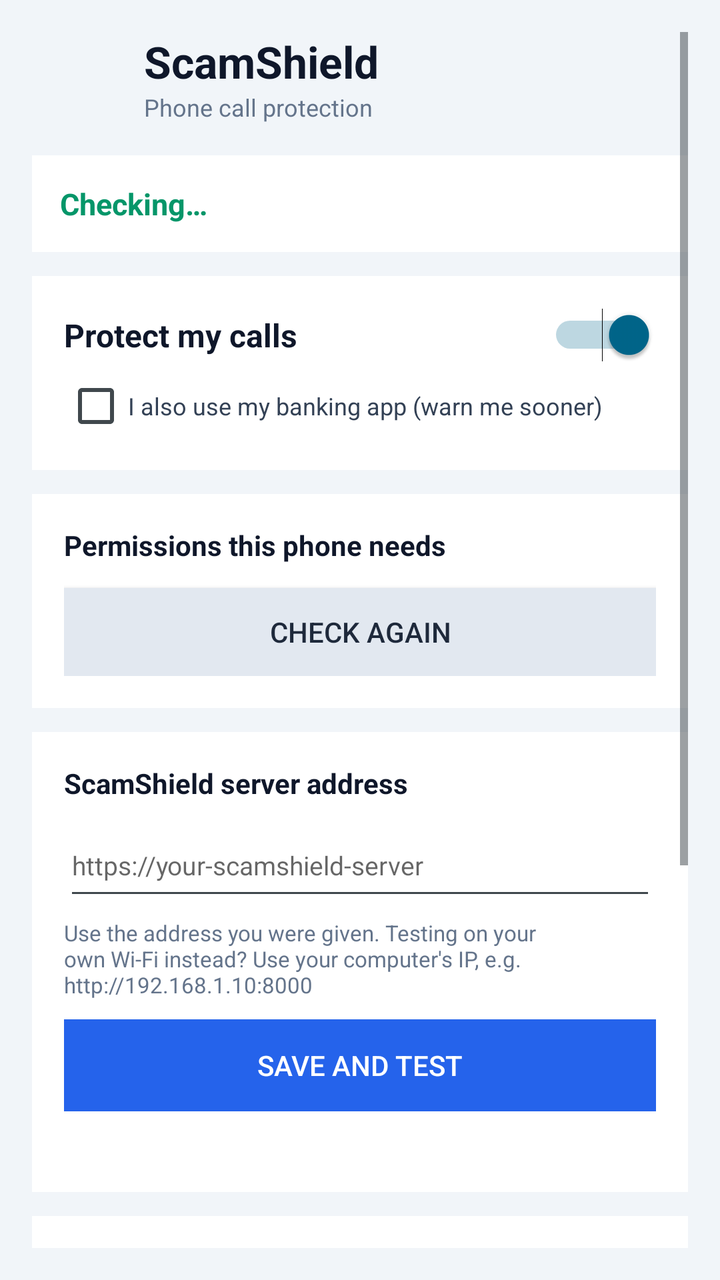
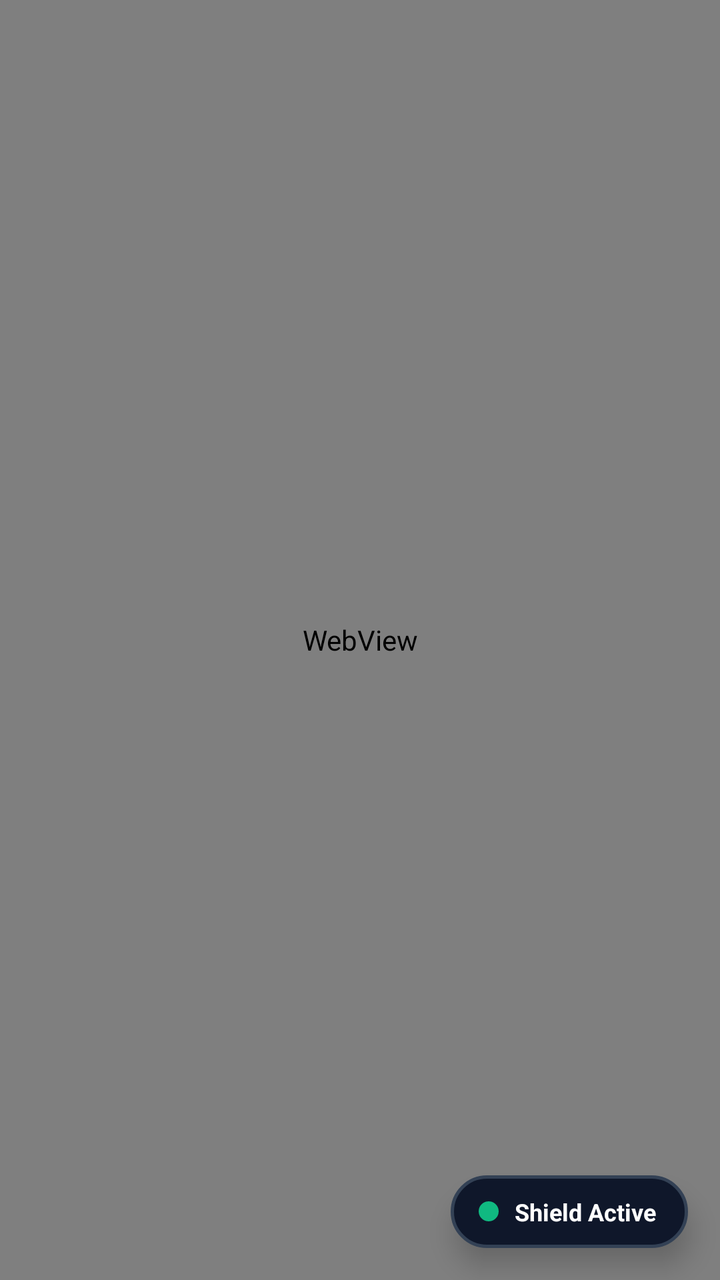

The first picture is an Android layout as it rendered before a commit; the second is the same layout after the commit. The layout source and the unified diff follow.
<!-- AndroidManifest.xml: application theme android:Theme.DeviceDefault.Light.NoActionBar -->
<!-- res/layout/activity_main.xml -->
<?xml version="1.0" encoding="utf-8"?>
<ScrollView xmlns:android="http://schemas.android.com/apk/res/android"
    android:layout_width="match_parent"
    android:layout_height="match_parent"
    android:background="#F1F5F9"
    android:fillViewport="true"
    android:padding="16dp">

    <LinearLayout
        android:layout_width="match_parent"
        android:layout_height="wrap_content"
        android:orientation="vertical">

        
        <LinearLayout
            android:layout_width="match_parent"
            android:layout_height="wrap_content"
            android:orientation="horizontal"
            android:gravity="center_vertical"
            android:layout_marginBottom="16dp">

            <ImageView
                android:layout_width="44dp"
                android:layout_height="44dp"
                android:src="@mipmap/ic_launcher"
                android:contentDescription="ScamShield"
                android:layout_marginEnd="12dp" />

            <LinearLayout
                android:layout_width="wrap_content"
                android:layout_height="wrap_content"
                android:orientation="vertical">

                <TextView
                    android:layout_width="wrap_content"
                    android:layout_height="wrap_content"
                    android:text="ScamShield"
                    android:textColor="#0F172A"
                    android:textSize="22sp"
                    android:textStyle="bold" />

                <TextView
                    android:layout_width="wrap_content"
                    android:layout_height="wrap_content"
                    android:text="Phone call protection"
                    android:textColor="#64748B"
                    android:textSize="12sp" />
            </LinearLayout>
        </LinearLayout>

        
        <TextView
            android:id="@+id/tvReadiness"
            android:layout_width="match_parent"
            android:layout_height="wrap_content"
            android:text="Checking…"
            android:textColor="#059669"
            android:textSize="15sp"
            android:textStyle="bold"
            android:background="#FFFFFF"
            android:padding="14dp"
            android:layout_marginBottom="12dp" />

        
        <LinearLayout
            android:layout_width="match_parent"
            android:layout_height="wrap_content"
            android:orientation="vertical"
            android:background="#FFFFFF"
            android:padding="16dp"
            android:layout_marginBottom="12dp">

            <LinearLayout
                android:layout_width="match_parent"
                android:layout_height="wrap_content"
                android:orientation="horizontal"
                android:gravity="center_vertical">

                <TextView
                    android:layout_width="0dp"
                    android:layout_height="wrap_content"
                    android:layout_weight="1"
                    android:text="Protect my calls"
                    android:textColor="#0F172A"
                    android:textSize="16sp"
                    android:textStyle="bold" />

                <Switch
                    android:id="@+id/switchGuardian"
                    android:layout_width="wrap_content"
                    android:layout_height="wrap_content"
                    android:checked="true" />
            </LinearLayout>

            <CheckBox
                android:id="@+id/cbBankingApp"
                android:layout_width="match_parent"
                android:layout_height="wrap_content"
                android:text="I also use my banking app (warn me sooner)"
                android:textColor="#334155"
                android:textSize="12sp"
                android:layout_marginTop="6dp" />
        </LinearLayout>

        
        <LinearLayout
            android:layout_width="match_parent"
            android:layout_height="wrap_content"
            android:orientation="vertical"
            android:background="#FFFFFF"
            android:padding="16dp"
            android:layout_marginBottom="12dp">

            <TextView
                android:layout_width="match_parent"
                android:layout_height="wrap_content"
                android:text="Permissions this phone needs"
                android:textColor="#0F172A"
                android:textSize="14sp"
                android:textStyle="bold" />

            <LinearLayout
                android:id="@+id/checklist"
                android:layout_width="match_parent"
                android:layout_height="wrap_content"
                android:orientation="vertical"
                android:layout_marginTop="4dp" />

            <Button
                android:id="@+id/btnRecheck"
                android:layout_width="match_parent"
                android:layout_height="44dp"
                android:text="Check again"
                android:textColor="#1E293B"
                android:background="#E2E8F0"
                android:layout_marginTop="8dp" />
        </LinearLayout>

        
        <LinearLayout
            android:layout_width="match_parent"
            android:layout_height="wrap_content"
            android:orientation="vertical"
            android:background="#FFFFFF"
            android:padding="16dp"
            android:layout_marginBottom="12dp">

            <TextView
                android:layout_width="wrap_content"
                android:layout_height="wrap_content"
                android:text="ScamShield server address"
                android:textColor="#0F172A"
                android:textSize="14sp"
                android:textStyle="bold" />

            <EditText
                android:id="@+id/etServerUrl"
                android:layout_width="match_parent"
                android:layout_height="48dp"
                android:hint="https://your-scamshield-server"
                android:textColor="#0F172A"
                android:textSize="13sp"
                android:inputType="textUri"
                android:importantForAutofill="no"
                android:layout_marginTop="6dp" />

            <TextView
                android:layout_width="match_parent"
                android:layout_height="wrap_content"
                android:text="Use the address you were given. Testing on your own Wi-Fi instead? Use your computer's IP, e.g. http://192.168.1.10:8000"
                android:textColor="#64748B"
                android:textSize="11sp"
                android:layout_marginTop="4dp" />

            <LinearLayout
                android:layout_width="match_parent"
                android:layout_height="wrap_content"
                android:orientation="horizontal"
                android:gravity="center_vertical"
                android:layout_marginTop="10dp">

                <Button
                    android:id="@+id/btnSaveSettings"
                    android:layout_width="0dp"
                    android:layout_weight="1"
                    android:layout_height="46dp"
                    android:text="Save and test"
                    android:textColor="#FFFFFF"
                    android:background="#2563EB" />

                <ProgressBar
                    android:id="@+id/progress"
                    android:layout_width="28dp"
                    android:layout_height="28dp"
                    android:visibility="gone"
                    android:layout_marginStart="12dp" />
            </LinearLayout>

            <TextView
                android:id="@+id/tvStatus"
                android:layout_width="match_parent"
                android:layout_height="wrap_content"
                android:text=""
                android:textColor="#475569"
                android:textSize="12sp"
                android:layout_marginTop="8dp" />
        </LinearLayout>

        
        <LinearLayout
            android:layout_width="match_parent"
            android:layout_height="wrap_content"
            android:orientation="vertical"
            android:background="#FFFFFF"
            android:padding="16dp">

            <TextView
                android:layout_width="match_parent"
                android:layout_height="wrap_content"
                android:text="How it works"
                android:textColor="#0F172A"
                android:textSize="14sp"
                android:textStyle="bold"
                android:layout_marginBottom="6dp" />

            <TextView
                android:layout_width="match_parent"
                android:layout_height="wrap_content"
                android:text="1. Answer a call as usual.\n2. ScamShield listens and judges only what the OTHER person says.\n3. If it hears scam tactics, your phone vibrates and a red CUT CALL button appears.\n4. Nothing is played into the call, so the caller never knows."
                android:textColor="#475569"
                android:textSize="12sp"
                android:lineSpacingExtra="4dp"
                android:layout_marginBottom="12dp" />

            <TextView
                android:layout_width="match_parent"
                android:layout_height="wrap_content"
                android:text="Important"
                android:textColor="#0F172A"
                android:textSize="13sp"
                android:textStyle="bold"
                android:layout_marginBottom="4dp" />

            <TextView
                android:layout_width="match_parent"
                android:layout_height="wrap_content"
                android:text="Android does not let apps read call audio directly, so ScamShield listens through the microphone and turns on the speakerphone when a call starts. On some phones the manufacturer mutes the microphone during calls — if that happens ScamShield will tell you instead of staying silent. Recording a call may require the other person's consent where you live."
                android:textColor="#64748B"
                android:textSize="11sp"
                android:lineSpacingExtra="3dp" />
        </LinearLayout>

    </LinearLayout>
</ScrollView>
<!-- resources referenced by this layout -->
<resources>
  <!-- mipmap ic_launcher (mipmap-anydpi-v26) -->
  <?xml version="1.0" encoding="utf-8"?>
  <adaptive-icon xmlns:android="http://schemas.android.com/apk/res/android">
      <background android:drawable="@color/ic_launcher_background" />
      <foreground android:drawable="@drawable/ic_launcher_foreground" />
      <monochrome android:drawable="@drawable/ic_launcher_foreground" />
  </adaptive-icon>
  <color name="ic_launcher_background">#0F172A</color>
  <!-- drawable ic_launcher_foreground (drawable) -->
  <?xml version="1.0" encoding="utf-8"?>
  <vector xmlns:android="http://schemas.android.com/apk/res/android"
      android:width="108dp"
      android:height="108dp"
      android:viewportWidth="108"
      android:viewportHeight="108">
  
      <path android:pathData="M54,28 L78,35 L78,53 L75.5,62 L67,72.5 L54,81 L41,72.5 L32.5,62 L30,53 L30,35 Z">
          <aapt:attr xmlns:aapt="http://schemas.android.com/aapt" name="android:fillColor">
              <gradient
                  android:startX="54" android:startY="28"
                  android:endX="54" android:endY="81"
                  android:type="linear">
                  <item android:offset="0.0" android:color="#3884FF" />
                  <item android:offset="1.0" android:color="#10B981" />
              </gradient>
          </aapt:attr>
      </path>
  
      <path
          android:pathData="M43,54.5 L51,62.5 L66,46"
          android:strokeColor="#FFFFFF"
          android:strokeWidth="7"
          android:strokeLineCap="round"
          android:strokeLineJoin="round" />
  </vector>
</resources>

<!-- the commit's change to res/layout/activity_main.xml (unified diff, before → after) -->
@@ -1,254 +1,48 @@
 <?xml version="1.0" encoding="utf-8"?>
-<ScrollView xmlns:android="http://schemas.android.com/apk/res/android"
+<FrameLayout xmlns:android="http://schemas.android.com/apk/res/android"
     android:layout_width="match_parent"
     android:layout_height="match_parent"
-    android:background="#F1F5F9"
-    android:fillViewport="true"
-    android:padding="16dp">
+    android:background="#0F172A">
 
+    
+    <WebView
+        android:id="@+id/webView"
+        android:layout_width="match_parent"
+        android:layout_height="match_parent" />
+
+    
     <LinearLayout
-        android:layout_width="match_parent"
+        android:id="@+id/btnFloatingShield"
+        android:layout_width="wrap_content"
         android:layout_height="wrap_content"
-        android:orientation="vertical">
+        android:layout_gravity="bottom|end"
+        android:layout_margin="16dp"
+        android:orientation="horizontal"
+        android:gravity="center_vertical"
+        android:background="@drawable/bg_shield_pill"
+        android:paddingStart="14dp"
+        android:paddingEnd="16dp"
+        android:paddingTop="10dp"
+        android:paddingBottom="10dp"
+        android:elevation="8dp"
+        android:clickable="true"
+        android:focusable="true">
 
-        
-        <LinearLayout
-            android:layout_width="match_parent"
+        <View
+            android:id="@+id/pillDot"
+            android:layout_width="10dp"
+            android:layout_height="10dp"
+            android:background="@drawable/dot_green"
+            android:layout_marginEnd="8dp" />
+
+        <TextView
+            android:id="@+id/tvPillText"
+            android:layout_width="wrap_content"
             android:layout_height="wrap_content"
-            android:orientation="horizontal"
-            android:gravity="center_vertical"
-            android:layout_marginBottom="16dp">
+            android:text="Shield Active"
+            android:textColor="#FFFFFF"
+            android:textSize="12sp"
+            android:textStyle="bold" />
+    </LinearLayout>
 
-            <ImageView
-                android:layout_width="44dp"
-                android:layout_height="44dp"
-                android:src="@mipmap/ic_launcher"
-                android:contentDescription="ScamShield"
-                android:layout_marginEnd="12dp" />
-
-            <LinearLayout
-                android:layout_width="wrap_content"
-                android:layout_height="wrap_content"
-                android:orientation="vertical">
-
-                <TextView
-                    android:layout_width="wrap_content"
-                    android:layout_height="wrap_content"
-                    android:text="ScamShield"
-                    android:textColor="#0F172A"
-                    android:textSize="22sp"
-                    android:textStyle="bold" />
-
-                <TextView
-                    android:layout_width="wrap_content"
-                    android:layout_height="wrap_content"
-                    android:text="Phone call protection"
-                    android:textColor="#64748B"
-                    android:textSize="12sp" />
-            </LinearLayout>
-        </LinearLayout>
-
-        
-        <TextView
-            android:id="@+id/tvReadiness"
-            android:layout_width="match_parent"
-            android:layout_height="wrap_content"
-            android:text="Checking…"
-            android:textColor="#059669"
-            android:textSize="15sp"
-            android:textStyle="bold"
-            android:background="#FFFFFF"
-            android:padding="14dp"
-            android:layout_marginBottom="12dp" />
-
-        
-        <LinearLayout
-            android:layout_width="match_parent"
-            android:layout_height="wrap_content"
-            android:orientation="vertical"
-            android:background="#FFFFFF"
-            android:padding="16dp"
-            android:layout_marginBottom="12dp">
-
-            <LinearLayout
-                android:layout_width="match_parent"
-                android:layout_height="wrap_content"
-                android:orientation="horizontal"
-                android:gravity="center_vertical">
-
-                <TextView
-                    android:layout_width="0dp"
-                    android:layout_height="wrap_content"
-                    android:layout_weight="1"
-                    android:text="Protect my calls"
-                    android:textColor="#0F172A"
-                    android:textSize="16sp"
-                    android:textStyle="bold" />
-
-                <Switch
-                    android:id="@+id/switchGuardian"
-                    android:layout_width="wrap_content"
-                    android:layout_height="wrap_content"
-                    android:checked="true" />
-            </LinearLayout>
-
-            <CheckBox
-                android:id="@+id/cbBankingApp"
-                android:layout_width="match_parent"
-                android:layout_height="wrap_content"
-                android:text="I also use my banking app (warn me sooner)"
-                android:textColor="#334155"
-                android:textSize="12sp"
-                android:layout_marginTop="6dp" />
-        </LinearLayout>
-
-        
-        <LinearLayout
-            android:layout_width="match_parent"
-            android:layout_height="wrap_content"
-            android:orientation="vertical"
-            android:background="#FFFFFF"
-            android:padding="16dp"
-            android:layout_marginBottom="12dp">
-
-            <TextView
-                android:layout_width="match_parent"
-                android:layout_height="wrap_content"
-                android:text="Permissions this phone needs"
-                android:textColor="#0F172A"
-                android:textSize="14sp"
-                android:textStyle="bold" />
-
-            <LinearLayout
-                android:id="@+id/checklist"
-                android:layout_width="match_parent"
-                android:layout_height="wrap_content"
-                android:orientation="vertical"
-                android:layout_marginTop="4dp" />
-
-            <Button
-                android:id="@+id/btnRecheck"
-                android:layout_width="match_parent"
-                android:layout_height="44dp"
-                android:text="Check again"
-                android:textColor="#1E293B"
-                android:background="#E2E8F0"
-                android:layout_marginTop="8dp" />
-        </LinearLayout>
-
-        
-        <LinearLayout
-            android:layout_width="match_parent"
-            android:layout_height="wrap_content"
-            android:orientation="vertical"
-            android:background="#FFFFFF"
-            android:padding="16dp"
-            android:layout_marginBottom="12dp">
-
-            <TextView
-                android:layout_width="wrap_content"
-                android:layout_height="wrap_content"
-                android:text="ScamShield server address"
-                android:textColor="#0F172A"
-                android:textSize="14sp"
-                android:textStyle="bold" />
-
-            <EditText
-                android:id="@+id/etServerUrl"
-                android:layout_width="match_parent"
-                android:layout_height="48dp"
-                android:hint="https://your-scamshield-server"
-                android:textColor="#0F172A"
-                android:textSize="13sp"
-                android:inputType="textUri"
-                android:importantForAutofill="no"
-                android:layout_marginTop="6dp" />
-
-            <TextView
-                android:layout_width="match_parent"
-                android:layout_height="wrap_content"
-                android:text="Use the address you were given. Testing on your own Wi-Fi instead? Use your computer's IP, e.g. http://192.168.1.10:8000"
-                android:textColor="#64748B"
-                android:textSize="11sp"
-                android:layout_marginTop="4dp" />
-
-            <LinearLayout
-                android:layout_width="match_parent"
-                android:layout_height="wrap_content"
-                android:orientation="horizontal"
-                android:gravity="center_vertical"
-                android:layout_marginTop="10dp">
-
-                <Button
-                    android:id="@+id/btnSaveSettings"
-                    android:layout_width="0dp"
-                    android:layout_weight="1"
-                    android:layout_height="46dp"
-                    android:text="Save and test"
-                    android:textColor="#FFFFFF"
-                    android:background="#2563EB" />
-
-                <ProgressBar
-                    android:id="@+id/progress"
-                    android:layout_width="28dp"
-                    android:layout_height="28dp"
-                    android:visibility="gone"
-                    android:layout_marginStart="12dp" />
-            </LinearLayout>
-
-            <TextView
-                android:id="@+id/tvStatus"
-                android:layout_width="match_parent"
-                android:layout_height="wrap_content"
-                android:text=""
-                android:textColor="#475569"
-                android:textSize="12sp"
-                android:layout_marginTop="8dp" />
-        </LinearLayout>
-
-        
-        <LinearLayout
-            android:layout_width="match_parent"
-            android:layout_height="wrap_content"
-            android:orientation="vertical"
-            android:background="#FFFFFF"
-            android:padding="16dp">
-
-            <TextView
-                android:layout_width="match_parent"
-                android:layout_height="wrap_content"
-                android:text="How it works"
-                android:textColor="#0F172A"
-                android:textSize="14sp"
-                android:textStyle="bold"
-                android:layout_marginBottom="6dp" />
-
-            <TextView
-                android:layout_width="match_parent"
-                android:layout_height="wrap_content"
-                android:text="1. Answer a call as usual.\n2. ScamShield listens and judges only what the OTHER person says.\n3. If it hears scam tactics, your phone vibrates and a red CUT CALL button appears.\n4. Nothing is played into the call, so the caller never knows."
-                android:textColor="#475569"
-                android:textSize="12sp"
-                android:lineSpacingExtra="4dp"
-                android:layout_marginBottom="12dp" />
-
-            <TextView
-                android:layout_width="match_parent"
-                android:layout_height="wrap_content"
-                android:text="Important"
-                android:textColor="#0F172A"
-                android:textSize="13sp"
-                android:textStyle="bold"
-                android:layout_marginBottom="4dp" />
-
-            <TextView
-                android:layout_width="match_parent"
-                android:layout_height="wrap_content"
-                android:text="Android does not let apps read call audio directly, so ScamShield listens through the microphone and turns on the speakerphone when a call starts. On some phones the manufacturer mutes the microphone during calls — if that happens ScamShield will tell you instead of staying silent. Recording a call may require the other person's consent where you live."
-                android:textColor="#64748B"
-                android:textSize="11sp"
-                android:lineSpacingExtra="3dp" />
-        </LinearLayout>
-
-    </LinearLayout>
-</ScrollView>
+</FrameLayout>
<!-- resource entries referenced after the edit -->
@@ -1,39 +1,18 @@
 <!-- resources referenced by this layout -->
 <resources>
-  <!-- mipmap ic_launcher (mipmap-anydpi-v26) -->
+  <!-- drawable bg_shield_pill (drawable) -->
   <?xml version="1.0" encoding="utf-8"?>
-  <adaptive-icon xmlns:android="http://schemas.android.com/apk/res/android">
-      <background android:drawable="@color/ic_launcher_background" />
-      <foreground android:drawable="@drawable/ic_launcher_foreground" />
-      <monochrome android:drawable="@drawable/ic_launcher_foreground" />
-  </adaptive-icon>
-  <color name="ic_launcher_background">#0F172A</color>
-  <!-- drawable ic_launcher_foreground (drawable) -->
+  <shape xmlns:android="http://schemas.android.com/apk/res/android"
+      android:shape="rectangle">
+      <solid android:color="#0F172A" />
+      <corners android:radius="24dp" />
+      <stroke android:width="1.5dp" android:color="#334155" />
+  </shape>
+  <!-- drawable dot_green (drawable) -->
   <?xml version="1.0" encoding="utf-8"?>
-  <vector xmlns:android="http://schemas.android.com/apk/res/android"
-      android:width="108dp"
-      android:height="108dp"
-      android:viewportWidth="108"
-      android:viewportHeight="108">
-  
-      <path android:pathData="M54,28 L78,35 L78,53 L75.5,62 L67,72.5 L54,81 L41,72.5 L32.5,62 L30,53 L30,35 Z">
-          <aapt:attr xmlns:aapt="http://schemas.android.com/aapt" name="android:fillColor">
-              <gradient
-                  android:startX="54" android:startY="28"
-                  android:endX="54" android:endY="81"
-                  android:type="linear">
-                  <item android:offset="0.0" android:color="#3884FF" />
-                  <item android:offset="1.0" android:color="#10B981" />
-              </gradient>
-          </aapt:attr>
-      </path>
-  
-      <path
-          android:pathData="M43,54.5 L51,62.5 L66,46"
-          android:strokeColor="#FFFFFF"
-          android:strokeWidth="7"
-          android:strokeLineCap="round"
-          android:strokeLineJoin="round" />
-  </vector>
+  <shape xmlns:android="http://schemas.android.com/apk/res/android"
+      android:shape="oval">
+      <solid android:color="#10B981" />
+  </shape>
 </resources>
 
